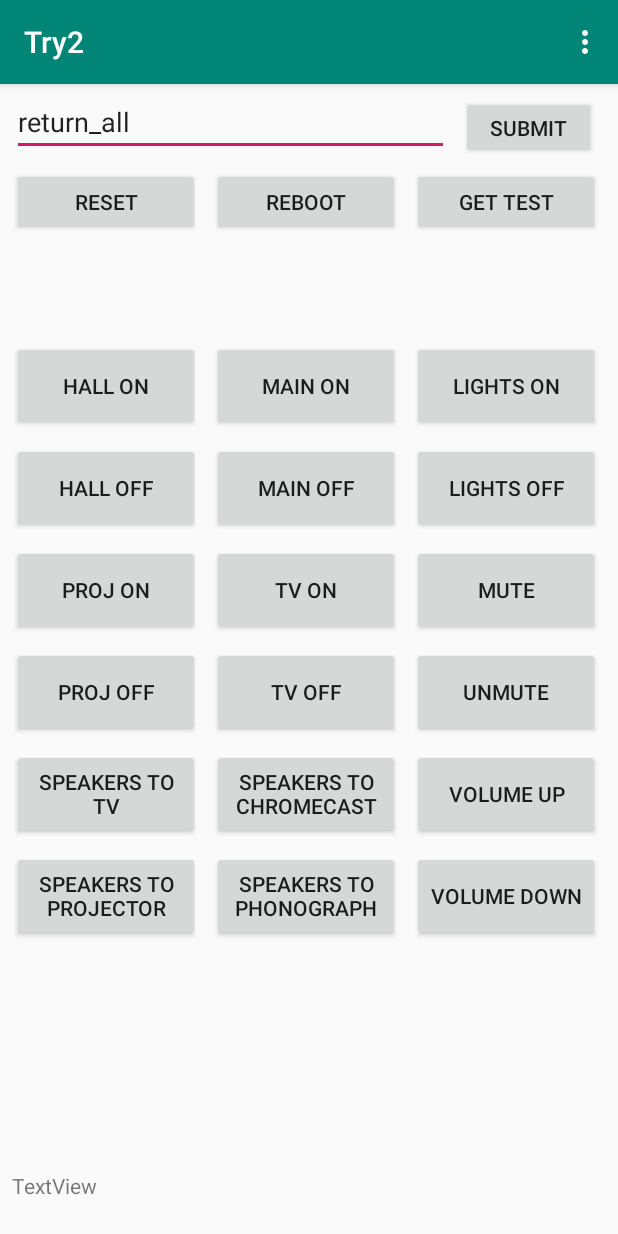
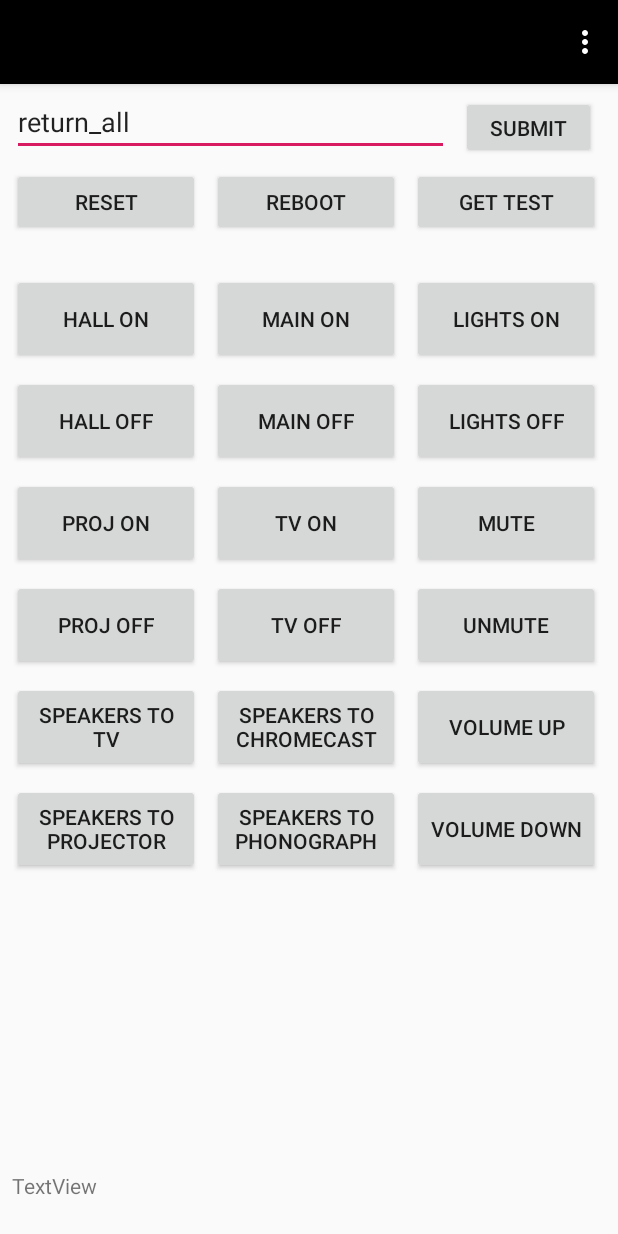
Before and after one commit to owen1050/OwenDormAndroidApp, an Android app: the screen it shows after launch (MainActivity), on a phone screen of 412 x 824 dp. Run offline under Robolectric (Android 15) with nearby library versions, the phone set to English and light mode, and no system bars.

Commit message:
updated app picture and look

```diff
--- a/app/src/main/AndroidManifest.xml
+++ b/app/src/main/AndroidManifest.xml
@@ -22,7 +22,7 @@
 
         <activity
             android:name=".MainActivity"
-            android:label="@string/app_name"
+            android:label="!Automation"
             android:theme="@style/AppTheme.NoActionBar">
             <intent-filter>
                 <action android:name="android.intent.action.MAIN" />
--- a/app/src/main/res/layout/activity_main.xml
+++ b/app/src/main/res/layout/activity_main.xml
@@ -15,13 +15,15 @@
             android:id="@+id/toolbar"
             android:layout_width="match_parent"
             android:layout_height="?attr/actionBarSize"
-            android:background="?attr/colorPrimary"
-            app:popupTheme="@style/AppTheme.PopupOverlay" />
+            android:background="#000000"
+            app:popupTheme="@style/AppTheme.PopupOverlay"
+            app:titleTextColor="#00FFFFFF" />
 
     </android.support.design.widget.AppBarLayout>
 
     <include
         android:id="@+id/include2"
-        layout="@layout/content_main" />
+        layout="@layout/content_main"
+        android:background="#00A02B2B" />
 
 </android.support.design.widget.CoordinatorLayout>
--- a/app/src/main/res/layout/content_main.xml
+++ b/app/src/main/res/layout/content_main.xml
@@ -233,7 +233,7 @@
         android:id="@+id/hallOnButton"
         android:layout_width="125dp"
         android:layout_height="60dp"
-        android:layout_marginTop="70dp"
+        android:layout_marginTop="25dp"
         android:text="Hall On"
         app:layout_constraintStart_toStartOf="@+id/button8"
         app:layout_constraintTop_toBottomOf="@+id/button8" />
--- a/app/src/main/res/mipmap-anydpi-v26/ic_launcher.xml
+++ b/app/src/main/res/mipmap-anydpi-v26/ic_launcher.xml
@@ -1,5 +1,5 @@
 <?xml version="1.0" encoding="utf-8"?>
 <adaptive-icon xmlns:android="http://schemas.android.com/apk/res/android">
-    <background android:drawable="@drawable/ic_launcher_background" />
-    <foreground android:drawable="@drawable/ic_launcher_foreground" />
+    <background android:drawable="@color/ic_launcher_background"/>
+    <foreground android:drawable="@drawable/ic_launcher_foreground"/>
 </adaptive-icon>
--- a/app/src/main/res/mipmap-anydpi-v26/ic_launcher_round.xml
+++ b/app/src/main/res/mipmap-anydpi-v26/ic_launcher_round.xml
@@ -1,5 +1,5 @@
 <?xml version="1.0" encoding="utf-8"?>
 <adaptive-icon xmlns:android="http://schemas.android.com/apk/res/android">
-    <background android:drawable="@drawable/ic_launcher_background" />
-    <foreground android:drawable="@drawable/ic_launcher_foreground" />
+    <background android:drawable="@color/ic_launcher_background"/>
+    <foreground android:drawable="@drawable/ic_launcher_foreground"/>
 </adaptive-icon>
--- /dev/null
+++ b/app/src/main/res/values/ic_launcher_background.xml
@@ -0,0 +1,4 @@
+<?xml version="1.0" encoding="utf-8"?>
+<resources>
+    <color name="ic_launcher_background">#000000</color>
+</resources>
```
Also changed, not shown: app/src/main/res/drawable/ic_launcher_foreground.xml (added, +13 -0 lines), app/src/main/ic_launcher-web.png (added), app/src/main/res/mipmap-hdpi/ic_launcher.png, app/src/main/res/mipmap-hdpi/ic_launcher_round.png, app/src/main/res/mipmap-mdpi/ic_launcher.png, app/src/main/res/mipmap-mdpi/ic_launcher_round.png, app/src/main/res/mipmap-xhdpi/ic_launcher.png, app/src/main/res/mipmap-xhdpi/ic_launcher_round.png, app/src/main/res/mipmap-xxhdpi/ic_launcher.png, app/src/main/res/mipmap-xxhdpi/ic_launcher_round.png, app/src/main/res/mipmap-xxxhdpi/ic_launcher.png, app/src/main/res/mipmap-xxxhdpi/ic_launcher_round.png.
